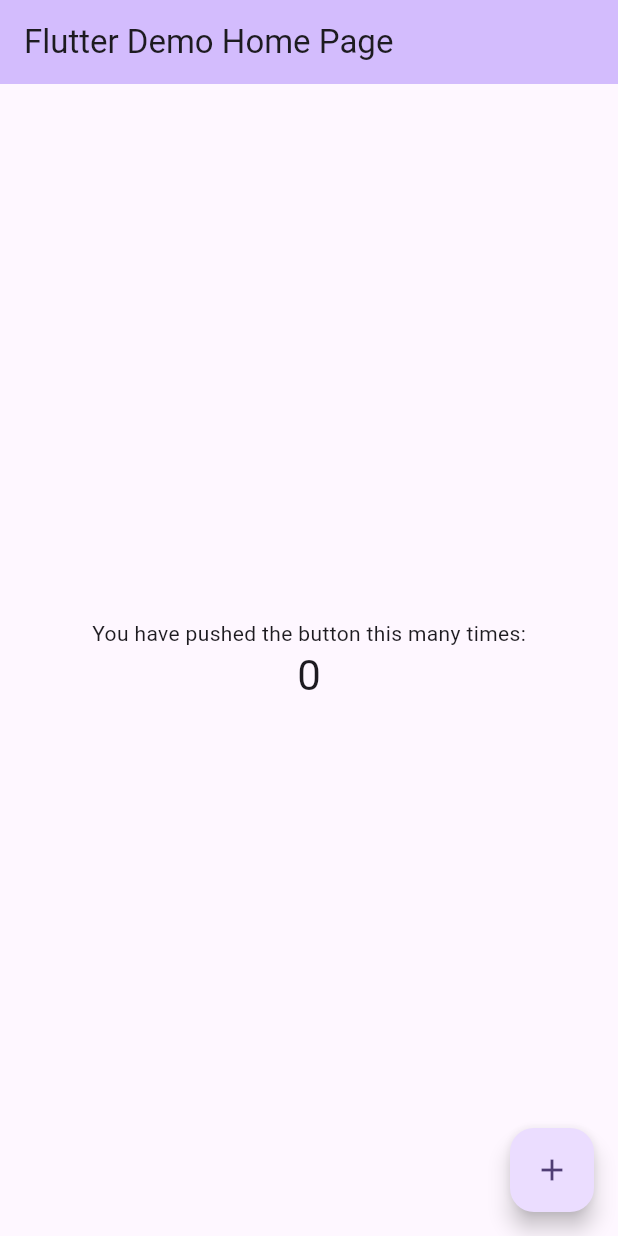
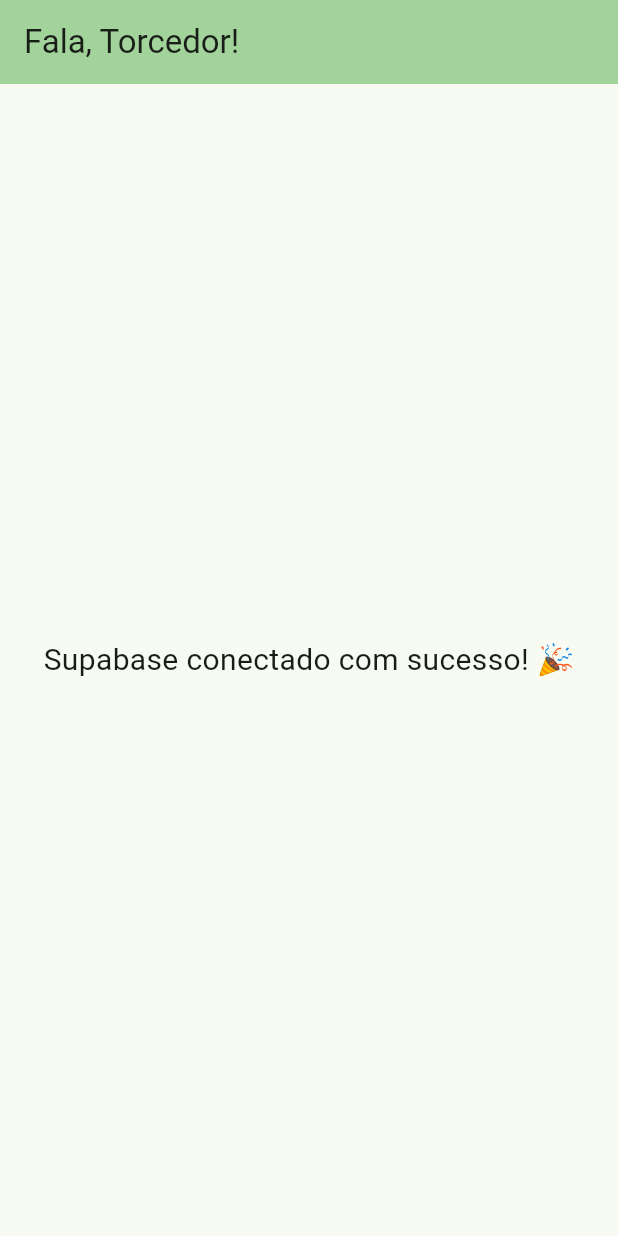
Before and after one commit to JulianoMRA/ProcessoSeletivoG4Flex, a Flutter app: the screen it shows after launch, on a phone screen of 412 x 824 dp. Run offline on Flutter 3.47's test engine with Material 3 defaults, Android fonts, the phone set to English and light mode, and no system bars; our stand-ins replace supabase_flutter; accounts and stored records are empty.

Commit message:
Key e Main
Configurando keys do supabase e main.dart

```diff
--- /dev/null
+++ b/lib/core/constants.dart
@@ -0,0 +1,5 @@
+class AppConstants {
+  static const String supabaseUrl = 'https://mlaboohdttnvokoreqpj.supabase.co';
+  static const String supabaseAnonKey =
+      'eyJhbGciOiJIUzI1NiIsInR5cCI6IkpXVCJ9.eyJpc3MiOiJzdXBhYmFzZSIsInJlZiI6Im1sYWJvb2hkdHRudm9rb3JlcXBqIiwicm9sZSI6ImFub24iLCJpYXQiOjE3NzA2MzU3MTksImV4cCI6MjA4NjIxMTcxOX0.rlyFsGm86H0n6ChEGOqETrTGjWo27EUwMhyFXsf5k4A';
+}
--- a/lib/main.dart
+++ b/lib/main.dart
@@ -1,121 +1,69 @@
 import 'package:flutter/material.dart';
+import 'package:supabase_flutter/supabase_flutter.dart';
+import 'package:fala_torcedor/core/constants.dart';
 
-void main() {
-  runApp(const MyApp());
+/// Ponto de entrada do aplicativo.
+///
+/// 1. [WidgetsFlutterBinding.ensureInitialized()] — garante que o Flutter
+///    esteja pronto antes de chamar código assíncrono.
+/// 2. [Supabase.initialize()] — conecta o app ao projeto Supabase usando
+///    a URL e a chave anon definidas em [AppConstants].
+/// 3. [runApp()] — inicia o widget root do app.
+void main() async {
+  WidgetsFlutterBinding.ensureInitialized();
+
+  await Supabase.initialize(
+    url: AppConstants.supabaseUrl,
+    anonKey: AppConstants.supabaseAnonKey,
+  );
+
+  runApp(const FalaTorcedorApp());
 }
 
-class MyApp extends StatelessWidget {
-  const MyApp({super.key});
+/// Atalho global para acessar o client do Supabase em qualquer lugar do app.
+/// Em vez de escrever [Supabase.instance.client] toda vez, usamos [supabase].
+final supabase = Supabase.instance.client;
 
-  // This widget is the root of your application.
+/// Widget root do aplicativo.
+///
+/// [MaterialApp] configura:
+/// - O título do app
+/// - O tema visual (cores, fontes, etc.)
+/// - A tela inicial (home)
+class FalaTorcedorApp extends StatelessWidget {
+  const FalaTorcedorApp({super.key});
+
   @override
   Widget build(BuildContext context) {
     return MaterialApp(
-      title: 'Flutter Demo',
+      title: 'Fala, Torcedor!',
+      debugShowCheckedModeBanner: false,
       theme: ThemeData(
-        // This is the theme of your application.
-        //
-        // TRY THIS: Try running your application with "flutter run". You'll see
-        // the application has a purple toolbar. Then, without quitting the app,
-        // try changing the seedColor in the colorScheme below to Colors.green
-        // and then invoke "hot reload" (save your changes or press the "hot
-        // reload" button in a Flutter-supported IDE, or press "r" if you used
-        // the command line to start the app).
-        //
-        // Notice that the counter didn't reset back to zero; the application
-        // state is not lost during the reload. To reset the state, use hot
-        // restart instead.
-        //
-        // This works for code too, not just values: Most code changes can be
-        // tested with just a hot reload.
-        colorScheme: .fromSeed(seedColor: Colors.deepPurple),
+        colorScheme: ColorScheme.fromSeed(seedColor: Colors.green),
+        useMaterial3: true,
       ),
-      home: const MyHomePage(title: 'Flutter Demo Home Page'),
+      home: const HomeView(),
     );
   }
 }
 
-class MyHomePage extends StatefulWidget {
-  const MyHomePage({super.key, required this.title});
-
-  // This widget is the home page of your application. It is stateful, meaning
-  // that it has a State object (defined below) that contains fields that affect
-  // how it looks.
-
-  // This class is the configuration for the state. It holds the values (in this
-  // case the title) provided by the parent (in this case the App widget) and
-  // used by the build method of the State. Fields in a Widget subclass are
-  // always marked "final".
-
-  final String title;
-
-  @override
-  State<MyHomePage> createState() => _MyHomePageState();
-}
-
-class _MyHomePageState extends State<MyHomePage> {
-  int _counter = 0;
-
-  void _incrementCounter() {
-    setState(() {
-      // This call to setState tells the Flutter framework that something has
-      // changed in this State, which causes it to rerun the build method below
-      // so that the display can reflect the updated values. If we changed
-      // _counter without calling setState(), then the build method would not be
-      // called again, and so nothing would appear to happen.
-      _counter++;
-    });
-  }
+/// Tela inicial temporária — apenas para validar que tudo funciona.
+/// Será substituída pela tela real nas próximas fases.
+class HomeView extends StatelessWidget {
+  const HomeView({super.key});
 
   @override
   Widget build(BuildContext context) {
-    // This method is rerun every time setState is called, for instance as done
-    // by the _incrementCounter method above.
-    //
-    // The Flutter framework has been optimized to make rerunning build methods
-    // fast, so that you can just rebuild anything that needs updating rather
-    // than having to individually change instances of widgets.
     return Scaffold(
       appBar: AppBar(
-        // TRY THIS: Try changing the color here to a specific color (to
-        // Colors.amber, perhaps?) and trigger a hot reload to see the AppBar
-        // change color while the other colors stay the same.
+        title: const Text('Fala, Torcedor!'),
         backgroundColor: Theme.of(context).colorScheme.inversePrimary,
-        // Here we take the value from the MyHomePage object that was created by
-        // the App.build method, and use it to set our appbar title.
-        title: Text(widget.title),
       ),
-      body: Center(
-        // Center is a layout widget. It takes a single child and positions it
-        // in the middle of the parent.
-        child: Column(
-          // Column is also a layout widget. It takes a list of children and
-          // arranges them vertically. By default, it sizes itself to fit its
-          // children horizontally, and tries to be as tall as its parent.
-          //
-          // Column has various properties to control how it sizes itself and
-          // how it positions its children. Here we use mainAxisAlignment to
-          // center the children vertically; the main axis here is the vertical
-          // axis because Columns are vertical (the cross axis would be
-          // horizontal).
-          //
-          // TRY THIS: Invoke "debug painting" (choose the "Toggle Debug Paint"
-          // action in the IDE, or press "p" in the console), to see the
-          // wireframe for each widget.
-          mainAxisAlignment: .center,
-          children: [
-            const Text('You have pushed the button this many times:'),
-            Text(
-              '$_counter',
-              style: Theme.of(context).textTheme.headlineMedium,
-            ),
-          ],
+      body: const Center(
+        child: Text(
+          'Supabase conectado com sucesso! 🎉',
+          style: TextStyle(fontSize: 20),
         ),
-      ),
-      floatingActionButton: FloatingActionButton(
-        onPressed: _incrementCounter,
-        tooltip: 'Increment',
-        child: const Icon(Icons.add),
       ),
     );
   }
--- a/pubspec.yaml
+++ b/pubspec.yaml
@@ -34,6 +34,7 @@ dependencies:
   # The following adds the Cupertino Icons font to your application.
   # Use with the CupertinoIcons class for iOS style icons.
   cupertino_icons: ^1.0.8
+  supabase_flutter: ^2.12.0
 
 dev_dependencies:
   flutter_test:
```
Also changed, not shown: pubspec.lock.
